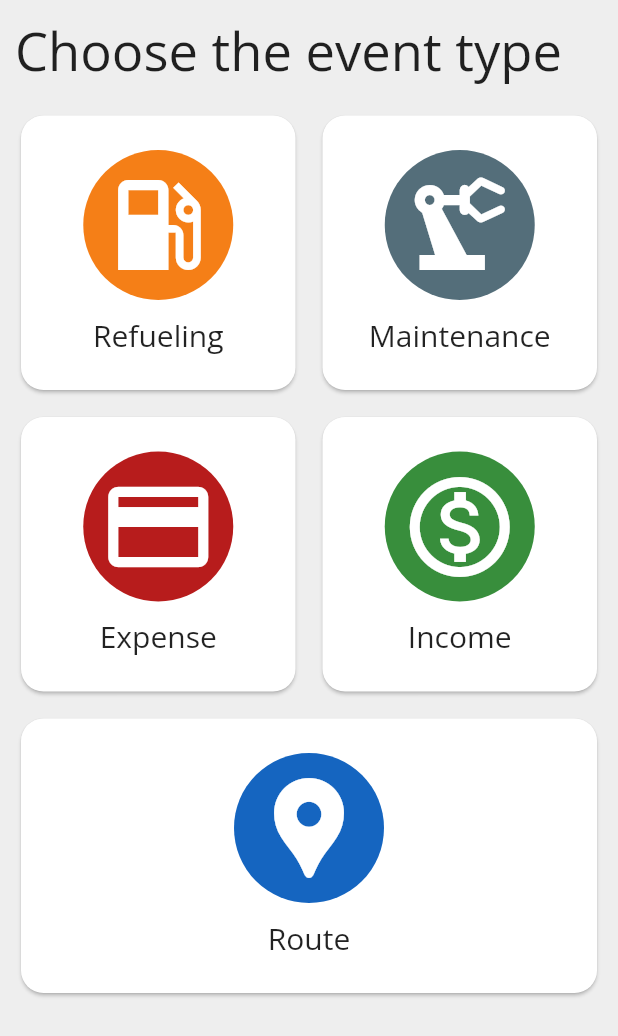
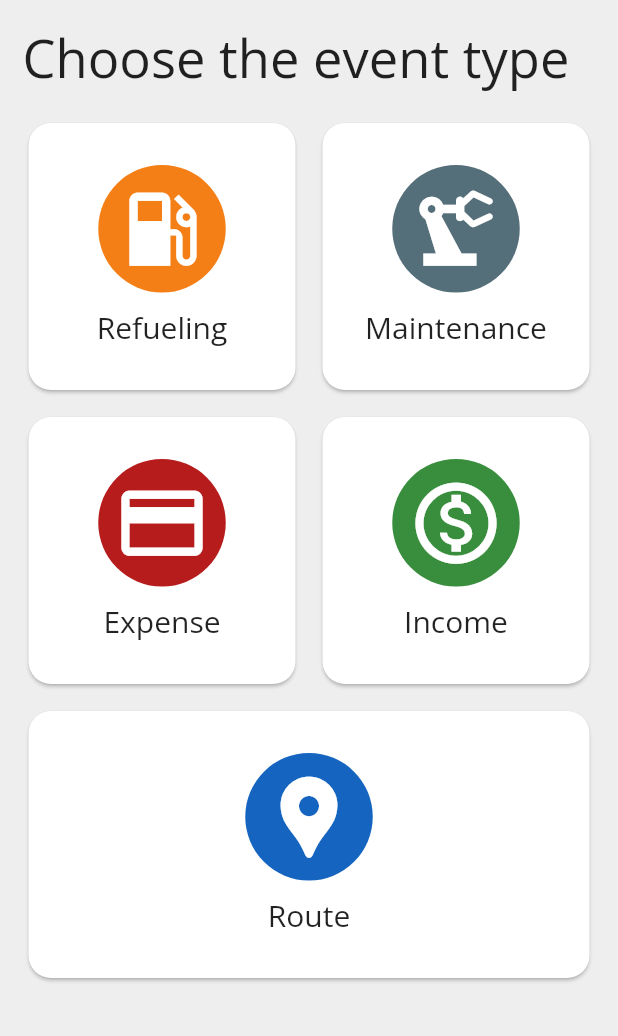
Before and after one commit to cauefelipe1/journal, a Flutter app: the SelectVehicleEventType screen opened directly, on a phone screen of 412 x 824 dp. Shown: the top 1036 px of the screen. Run offline on Flutter 3.47's test engine with Material 2 defaults, Android fonts, the phone set to English and light mode, and no system bars; our stand-ins replace flutter_riverpod, flutter_secure_storage, jwt_decoder, shimmer, timeline_tile; accounts and stored records are empty; generated files the repository leaves out were written again; network calls fail.

Commit message:
Mobile App Small layout adjusts in the select event screen

```diff
--- a/journal_app/lib/gui/vehicle_event/select_vehicle_event_type.dart
+++ b/journal_app/lib/gui/vehicle_event/select_vehicle_event_type.dart
@@ -11,7 +11,7 @@ class SelectVehicleEventType extends StatelessWidget {
       backgroundColor: Colors.grey[200],
       body: SafeArea(
         child: Padding(
-          padding: const EdgeInsets.all(10.0),
+          padding: const EdgeInsets.all(15.0),
           child: Column(
             crossAxisAlignment: CrossAxisAlignment.start,
             children: [
@@ -84,7 +84,7 @@ class SelectVehicleEventType extends StatelessWidget {
                   ),
                   child: Icon(
                     _getIndicatorIcon(type),
-                    size: 80,
+                    size: 65,
                     color: Colors.white,
                   ),
                 ),
```
